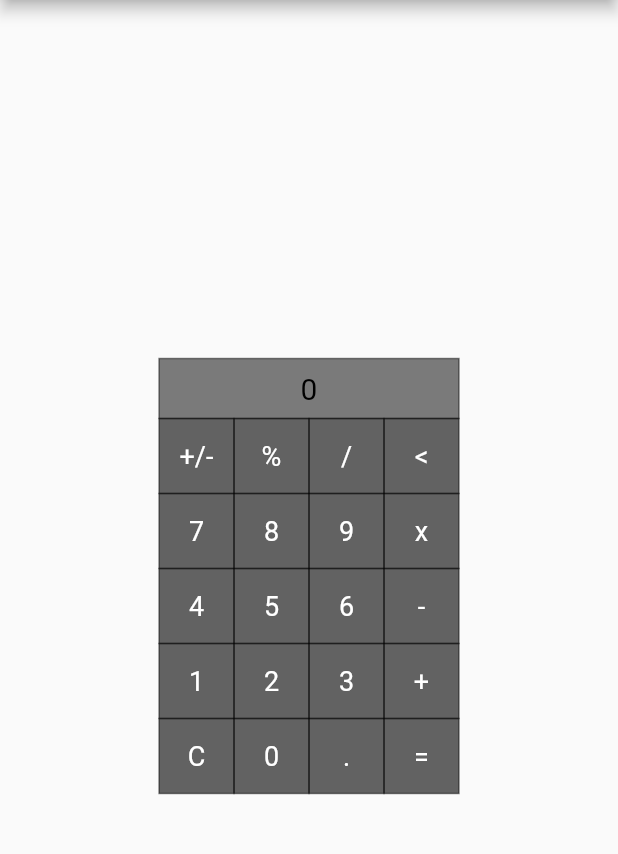
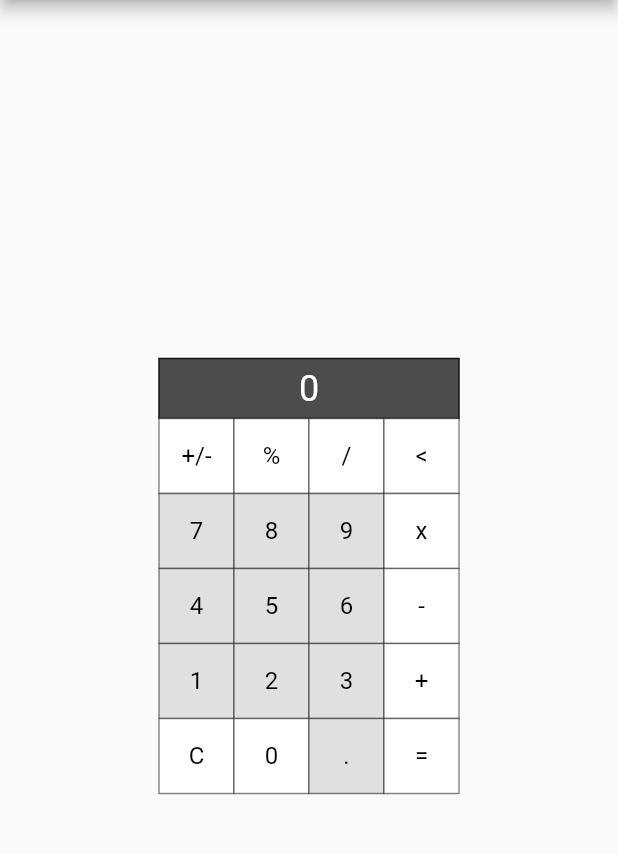
Before and after one commit to sh1l0n/flutter-calculator-apple-style, a Flutter app: the screen it shows after launch, on a phone screen of 412 x 824 dp, the part 84-938 px from its top. Run offline on Flutter 3.47's test engine with Material 2 defaults, Android fonts, the phone set to English and light mode, and no system bars.

Commit message:
Port normal button style

```diff
--- a/lib/calculator/calculator.dart
+++ b/lib/calculator/calculator.dart
@@ -57,8 +57,8 @@ class _CalculatorState extends State<Calculator> {
 
     WidgetsBinding.instance.addPostFrameCallback((_) {
       // # Initialize calculator disabled symbols
-      final values = widget.brain.compute(widget.brain.value, maxCharacters);
-      final disabledSymbols = values [1];;
+      final values = widget.brain.compute(widget.brain.value, widget.maxCharacters);
+      final disabledSymbols = values [1];
       if (_sinkDisabledSymbols != null) {
         _sinkDisabledSymbols.add(disabledSymbols);
       }
--- a/lib/main.dart
+++ b/lib/main.dart
@@ -41,15 +41,15 @@ class _MyHomePageState extends State<MyHomePage> {
 
     final buttonStyle = NumerPadButtonStyle(
       base: ContainerStyleConfig(
-        normalColor: Colors.black38,
-        highlightColor: Colors.lightBlueAccent,
-        disableColor: Colors.black12,
+        normalColor: Color(0xffe0e0e0),
+        highlightColor: Color(0xffbababa),
+        disableColor: Color(0xffffffff),
         size: Size(50, 50),
       ),
       text: TextStyleConfig(
-        size: 18,
-        color: Color(0xffffffff),
-        family: "Arial-MT",
+        size: 16,
+        color: Color(0xff000000),
+        family: "Lucia Console",
         weight: FontWeight.normal,
         package: "",
       ),
@@ -59,16 +59,16 @@ class _MyHomePageState extends State<MyHomePage> {
     );
 
     final displayStyle = DisplayStyle(
-      color: Colors.black12,
+      color: Color(0xff4c4c4c),
       cornerRadius: 0,
-      horizontalMargin: 8,
+      horizontalMargin: 4,
       height: 40,
-      strokeColor: Colors.black45,
+      strokeColor: Color(0xff131313),
       strokeWidth: 1,
       textStyle: TextStyleConfig(
-        size: 20,
-        color: Colors.black,
-        family: "Arial-MT",
+        size: 24,
+        color: Color(0xffffffff),
+        family: "Lucida Console",
         weight: FontWeight.normal,
         package: "",
       )
@@ -81,7 +81,7 @@ class _MyHomePageState extends State<MyHomePage> {
       body: Center(
         child: Calculator(
           brain: Brain(),
-          maxCharacters: 16,
+          maxCharacters: 14,
           style: CalculatorStyle(
             backgroundColor: Colors.grey,
             display: displayStyle,
```
Also changed, not shown: lib/calculator/brain.dart (line endings or trailing spaces), 1 other file.
